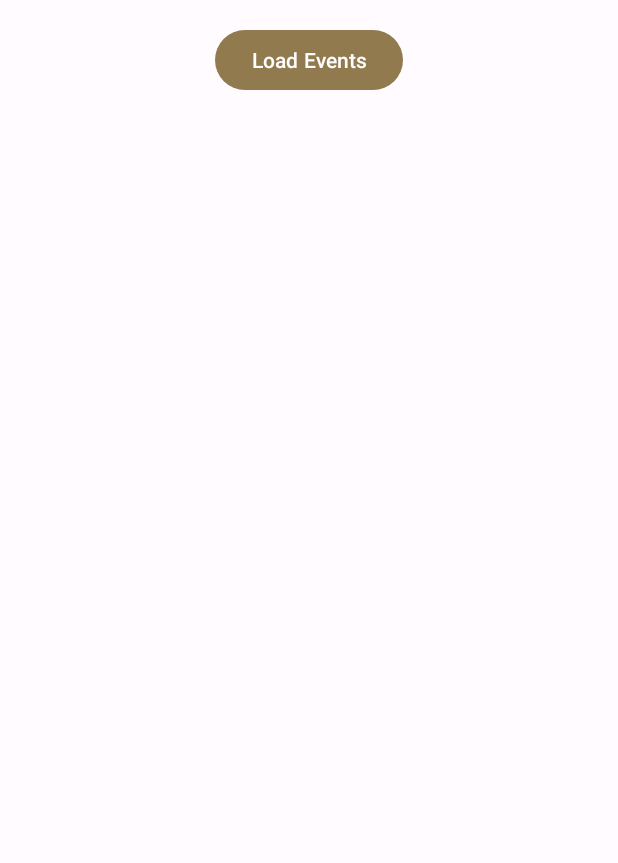
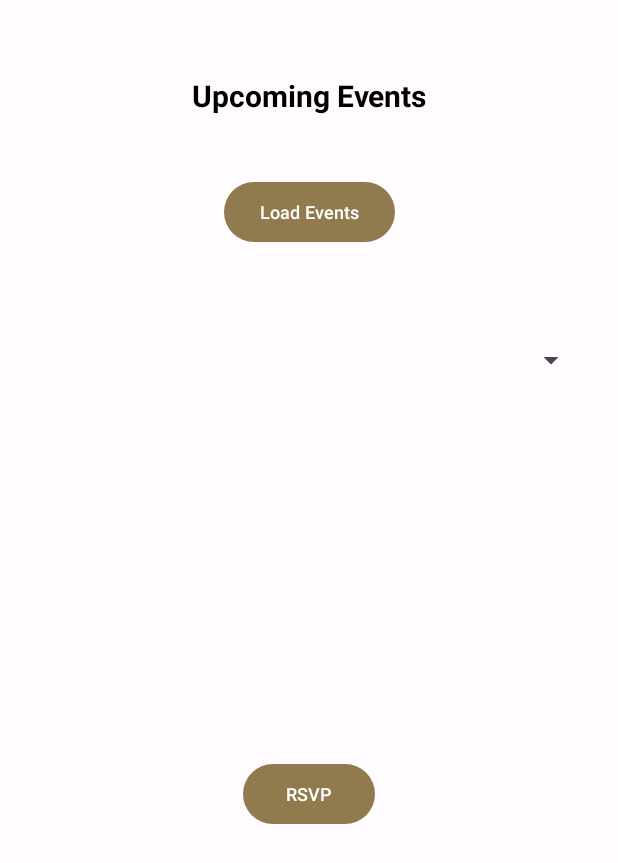
Before and after one commit to vincent-vw/CSCB07-Project, an Android app: the fragment RSVPEventFragment shown on its own in the app's theme, on a phone screen of 412 x 824 dp. Shown: the top 863 px of the screen. Run offline under Robolectric (Android 15) with nearby library versions, the light colour scheme and no system bars; our stand-ins replace Firebase (no records; nobody signed in at launch, a user with empty details on screens opened directly).

Commit message:
Update fragment_event_rsvp.xml
ui changes

```diff
--- a/Application/app/src/main/res/layout/fragment_event_rsvp.xml
+++ b/Application/app/src/main/res/layout/fragment_event_rsvp.xml
@@ -5,25 +5,45 @@
     android:layout_width="match_parent"
     android:layout_height="match_parent">
 
+    <TextView
+        android:id="@+id/textView"
+        android:layout_width="wrap_content"
+        android:layout_height="wrap_content"
+        android:layout_marginStart="24dp"
+        android:layout_marginTop="50dp"
+        android:layout_marginEnd="24dp"
+        android:text="@string/upcoming_events"
+        android:textAlignment="textEnd"
+        android:textAllCaps="false"
+        android:textColor="#000000"
+        android:textSize="20sp"
+        android:textStyle="bold"
+        app:layout_constraintEnd_toEndOf="parent"
+        app:layout_constraintHorizontal_bias="0.497"
+        app:layout_constraintStart_toStartOf="parent"
+        app:layout_constraintTop_toTopOf="parent" />
+
     <Spinner
         android:id="@+id/spinner"
-        android:layout_width="0dp"
+        android:layout_width="370dp"
         android:layout_height="50dp"
-        android:layout_marginStart="16dp"
-        android:layout_marginTop="16dp"
-        android:layout_marginEnd="16dp"
-        android:visibility="invisible"
+        android:layout_marginStart="24dp"
+        android:layout_marginTop="50dp"
+        android:layout_marginEnd="24dp"
         app:layout_constraintEnd_toEndOf="parent"
+        app:layout_constraintHorizontal_bias="0.492"
         app:layout_constraintStart_toStartOf="parent"
         app:layout_constraintTop_toBottomOf="@+id/event_load" />
 
     <TextView
         android:id="@+id/event_description"
-        android:layout_width="match_parent"
-        android:layout_height="300dp"
-        android:padding="16dp"
+        android:layout_width="370dp"
+        android:layout_height="200dp"
+        android:layout_marginStart="20dp"
+        android:layout_marginTop="20dp"
+        android:layout_marginEnd="20dp"
         android:text=""
-        app:layout_constraintBottom_toTopOf="@+id/button_rsvp"
+        android:textSize="14sp"
         app:layout_constraintEnd_toEndOf="parent"
         app:layout_constraintStart_toStartOf="parent"
         app:layout_constraintTop_toBottomOf="@+id/spinner" />
@@ -32,21 +52,24 @@
         android:id="@+id/button_rsvp"
         android:layout_width="wrap_content"
         android:layout_height="wrap_content"
-        android:layout_marginBottom="16dp"
+        android:layout_marginStart="32dp"
+        android:layout_marginTop="20dp"
+        android:layout_marginEnd="32dp"
         android:text="@string/rsvp"
-        android:visibility="invisible"
-        app:layout_constraintBottom_toBottomOf="parent"
+        android:textSize="12sp"
         app:layout_constraintEnd_toEndOf="parent"
-        app:layout_constraintStart_toStartOf="parent" />
+        app:layout_constraintStart_toStartOf="parent"
+        app:layout_constraintTop_toBottomOf="@+id/event_description" />
 
     <Button
         android:id="@+id/event_load"
         android:layout_width="wrap_content"
         android:layout_height="wrap_content"
-        android:layout_marginTop="16dp"
+        android:layout_marginTop="40dp"
         android:text="@string/load_events"
+        android:textSize="12sp"
         app:layout_constraintEnd_toEndOf="parent"
         app:layout_constraintStart_toStartOf="parent"
-        app:layout_constraintTop_toTopOf="parent" />
+        app:layout_constraintTop_toBottomOf="@+id/textView" />
 
 </androidx.constraintlayout.widget.ConstraintLayout>
```
